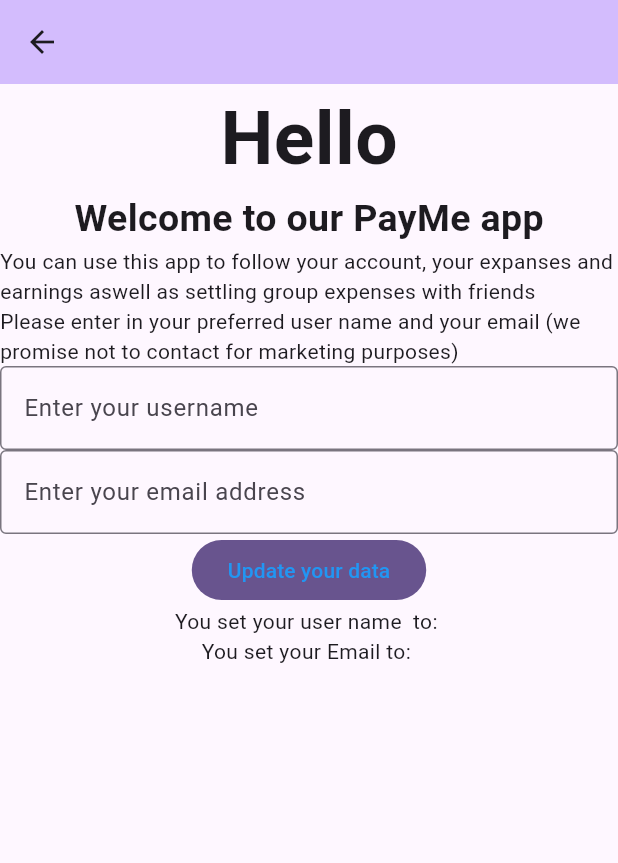
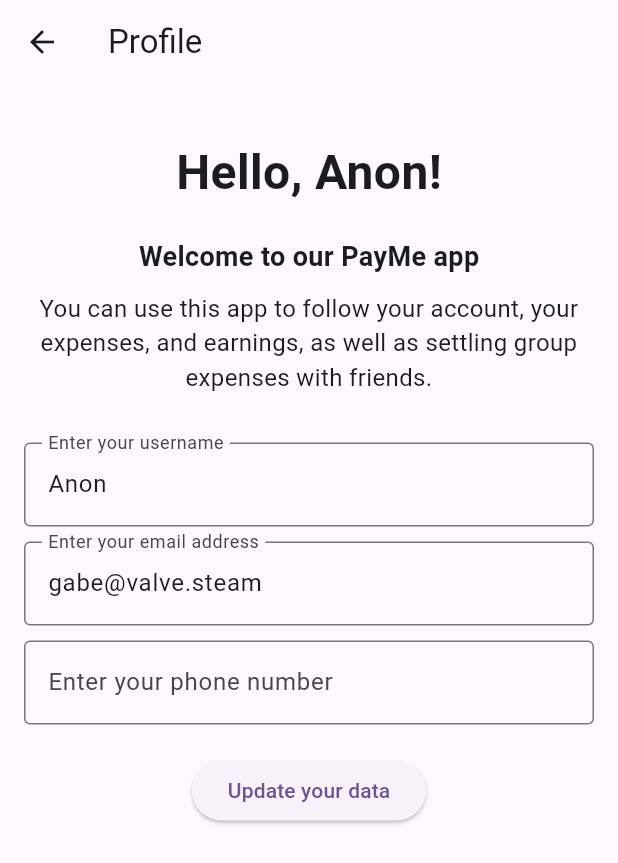
Before and after one commit to konradkubczyk/payme, a Flutter app: the ProfileScreen screen opened directly, after a tap on "Update your data", on a phone screen of 412 x 824 dp. Shown: the top 863 px of the screen. Run offline on Flutter 3.47's test engine with Material 3 defaults, Android fonts, the phone set to English and light mode, and no system bars; our stand-ins replace drift; accounts and stored records are empty; generated files the repository leaves out were written again; statements that could not run were skipped.

Commit message:
style: update profile page

```diff
--- a/lib/models/user.dart
+++ b/lib/models/user.dart
@@ -13,12 +13,12 @@ class User extends Person {
   /// Inherits properties from the [Person] class and extends it with additional
   /// information specific to a user.
   User({
-    required super.id,               // Inherits the 'id' property from the Person class.
-    required super.name,             // Inherits the 'name' property from the Person class.
-    super.email,                     // Optional: Overrides the 'email' property from the Person class.
-    super.phoneNumber,               // Optional: Overrides the 'phoneNumber' property from the Person class.
-    super.bankAccountNumber,         // Optional: Overrides the 'bankAccountNumber' property from the Person class.
-    required this.accounts,          // List of accounts associated with the user.
+    required super.id, // Inherits the 'id' property from the Person class.
+    required super.name, // Inherits the 'name' property from the Person class.
+    super.email, // Optional: Overrides the 'email' property from the Person class.
+    super.phoneNumber, // Optional: Overrides the 'phoneNumber' property from the Person class.
+    super.bankAccountNumber, // Optional: Overrides the 'bankAccountNumber' property from the Person class.
+    required this.accounts, // List of accounts associated with the user.
   });
 
   /// Retrieves a user from the database based on their ID.
@@ -57,11 +57,8 @@ class User extends Person {
 
     // Convert dynamic data from the database to User instances.
     usersDynamic.forEach((user) {
-      userList.add(User(
-          name: user.name,
-          id: user.id,
-          email: user.email,
-          accounts: []));
+      userList.add(
+          User(name: user.name, id: user.id, email: user.email, accounts: []));
     });
 
     // Print the list of users (for testing or debugging purposes).
@@ -70,8 +67,12 @@ class User extends Person {
   }
 
   /// Updates user information in the database.
-  static Future<void> update(userId, userName, userEmail, database) async {
+  static Future<void> update(
+      userId, username, email, phoneNumber, database) async {
     await database.updateUser(UsersCompanion(
-        id: Value(userId), name: Value(userName), email: Value(userEmail)));
+        id: Value(userId),
+        name: Value(username),
+        email: Value(email),
+        phoneNumber: Value(phoneNumber)));
   }
 }
--- a/lib/screens/profile_screen.dart
+++ b/lib/screens/profile_screen.dart
@@ -5,16 +5,7 @@ import 'package:payme/services/database_provider.dart';
 import 'package:provider/provider.dart';
 
 class ProfileScreen extends StatefulWidget {
-  const ProfileScreen({super.key});
-
-  // This widget is the home page of your application. It is stateful, meaning
-  // that it has a State object (defined below) that contains fields that affect
-  // how it looks.
-
-  // This class is the configuration for the state. It holds the values (in this
-  // case the title) provided by the parent (in this case the App widget) and
-  // used by the build method of the State. Fields in a Widget subclass are
-  // always marked "final".
+  const ProfileScreen({Key? key}) : super(key: key);
 
   @override
   State<ProfileScreen> createState() => _ProfileScreenState();
@@ -23,113 +14,110 @@ class ProfileScreen extends StatefulWidget {
 class _ProfileScreenState extends State<ProfileScreen> {
   final nameController = TextEditingController();
   final emailController = TextEditingController();
+  final phoneNumberController = TextEditingController();
 
-  //String userName=DataProvider().userName
-  int localUserId=0;
-  String _userName="";
-  String _userEmail="";
-  Future<void> loginUser(DatabaseProvider databaseProvider, DataProvider dataProvider) async {
-
-    localUserId = dataProvider.userId;
-
-     await User.update(localUserId, nameController.text, emailController.text, databaseProvider.database);
-    // Set the userId in DataProvider
-
-    _userName= await getUserName(databaseProvider, dataProvider);
-    _userEmail = await getUserEmail(databaseProvider, dataProvider);
-    // ???? jeżeli callujemy 2 razy to wtedy odrazu dziala jesli nie
-    updateState(databaseProvider, dataProvider);
-    //updateState(databaseProvider, dataProvider);
-
-  }
-    Future<String> getUserName(DatabaseProvider databaseProvider, DataProvider dataProvider) async {
-User user= await User.getUser(localUserId,databaseProvider.database);
-    String userName = user.name;
-    print("Logged in with userId: $localUserId");
-    print("DataProvider name ${user.name}");
-    return userName;
-    }Future<String> getUserEmail(DatabaseProvider databaseProvider, DataProvider dataProvider) async {
-User user= await User.getUser(localUserId,databaseProvider.database);
-    String email = user.email as String;
-    print("Logged in with userId: $localUserId");
-
-    return email;
-    }
-  void updateState(databaseProvider,dataProvider){
-    setState(() {
-      _userName = dataProvider.username;
-    });
+  @override
+  void initState() {
+    super.initState();
   }
 
   @override
   Widget build(BuildContext context) {
-    return Consumer2<DatabaseProvider, DataProvider>(
-        builder: (context, databaseProvider, dataProvider, child) {
+    return FutureBuilder<void>(
+      future: _initializeUserData(),
+      builder: (context, snapshot) {
+        if (snapshot.connectionState == ConnectionState.done) {
+          // Build your widget tree here
+          return _buildContent();
+        } else {
+          // Show a loading indicator or an empty container while waiting
+          return const Scaffold(
+            body: Center(
+              child: CircularProgressIndicator(),
+            ),
+          );
+        }
+      },
+    );
+  }
+
+  Future<void> _initializeUserData() async {
+    final database = DatabaseProvider.of(context, listen: false).database;
+    final userId = DataProvider.of(context, listen: false).userId;
+    final user = await User.getUser(userId, database);
+
+    nameController.text = user.name;
+    emailController.text = user.email!;
+    phoneNumberController.text = user.phoneNumber!;
+  }
+
+  Widget _buildContent() {
     return Scaffold(
       appBar: AppBar(
-          backgroundColor: Theme.of(context).colorScheme.inversePrimary,
+        title: const Text('Profile'),
       ),
-        body: Center(
-
-          // Center is a layout widget. It takes a single child and positions it
-          // in the middle of the parent.
+      body: Padding(
+        padding: const EdgeInsets.all(16.0),
         child: Column(
-            // Column is also a layout widget. It takes a list of children and
-            // arranges them vertically. By default, it sizes itself to fit its
-            // children horizontally, and tries to be as tall as its parent.
-            //
-            // Column has various properties to control how it sizes itself and
-            // how it positions its children. Here we use mainAxisAlignment to
-            // center the children vertically; the main axis here is the vertical
-            // axis because Columns are vertical (the cross axis would be
-            // horizontal).
-            //
-            // TRY THIS: Invoke "debug painting" (choose the "Toggle Debug Paint"
-            // action in the IDE, or press "p" in the console), to see the
-            // wireframe for each widget.
-            mainAxisAlignment: MainAxisAlignment.start,
+          crossAxisAlignment: CrossAxisAlignment.center,
           children: <Widget>[
-              Text("Hello",style: TextStyle(fontWeight:FontWeight.bold,fontSize: 50)),
-              Text("Welcome to our PayMe app",style: TextStyle(fontWeight:FontWeight.bold,fontSize: 25)),
-              Text("You can use this app to follow your account, your expanses and earnings aswell as settling group expenses with friends"),
-              Text("Please enter in your preferred user name and your email (we promise not to contact for marketing purposes)"),
+            const SizedBox(height: 20),
+            Text("Hello, ${nameController.text}!",
+                style: TextStyle(fontWeight: FontWeight.bold, fontSize: 32)),
+            const SizedBox(height: 20),
+            const Text("Welcome to our PayMe app",
+                style: TextStyle(fontWeight: FontWeight.bold, fontSize: 18)),
+            const SizedBox(height: 10),
+            const Text(
+              "You can use this app to follow your account, your expenses, and earnings, as well as settling group expenses with friends.",
+              textAlign: TextAlign.center,
+              style: TextStyle(fontSize: 16),
+            ),
+            const SizedBox(height: 32),
             TextField(
               controller: nameController,
-                decoration: InputDecoration(
+              decoration: const InputDecoration(
+                labelText: 'Enter your username',
                 border: OutlineInputBorder(),
-                  hintText: 'Enter your username',
               ),
             ),
+            const SizedBox(height: 10),
             TextField(
               controller: emailController,
               enableSuggestions: true,
               autocorrect: false,
-                decoration: InputDecoration(
+              decoration: const InputDecoration(
+                labelText: 'Enter your email address',
                 border: OutlineInputBorder(),
-                  hintText: 'Enter your email address',
               ),
             ),
-              FilledButton(
-                style: ButtonStyle(
-                  foregroundColor:
-                      MaterialStateProperty.all<Color>(Colors.blue),
-                  iconColor: MaterialStateProperty.all<Color>(Colors.black),
+            const SizedBox(height: 10),
+            TextField(
+              controller: phoneNumberController,
+              keyboardType: TextInputType.phone,
+              decoration: const InputDecoration(
+                labelText: 'Enter your phone number',
+                border: OutlineInputBorder(),
               ),
+            ),
+            const SizedBox(height: 20),
+            ElevatedButton(
               onPressed: () {
-                  //dataProvider.userId=User.AddUser(nameController.text,emailController.text,databaseProvider.database) as int;
-                  loginUser(databaseProvider, dataProvider);
-                 // User.getUser(5, databaseProvider.database);
-                  print(User.getAllUsers(databaseProvider.database));
+                _updateUserData();
               },
               child: const Text('Update your data'),
             ),
-              Text("You set your user name  to: $_userName"),
-              Text("You set your Email to: $_userEmail")
           ],
         ),
       ),
+    );
+  }
 
-      );
-    });
+  Future<void> _updateUserData() async {
+    final database = DatabaseProvider.of(context, listen: false).database;
+    final userId = DataProvider.of(context, listen: false).userId;
+
+    await User.update(
+        userId, nameController.text, emailController.text, phoneNumberController.text, database);
   }
 }
```
Lines whose indentation alone changed are shown as unchanged.
